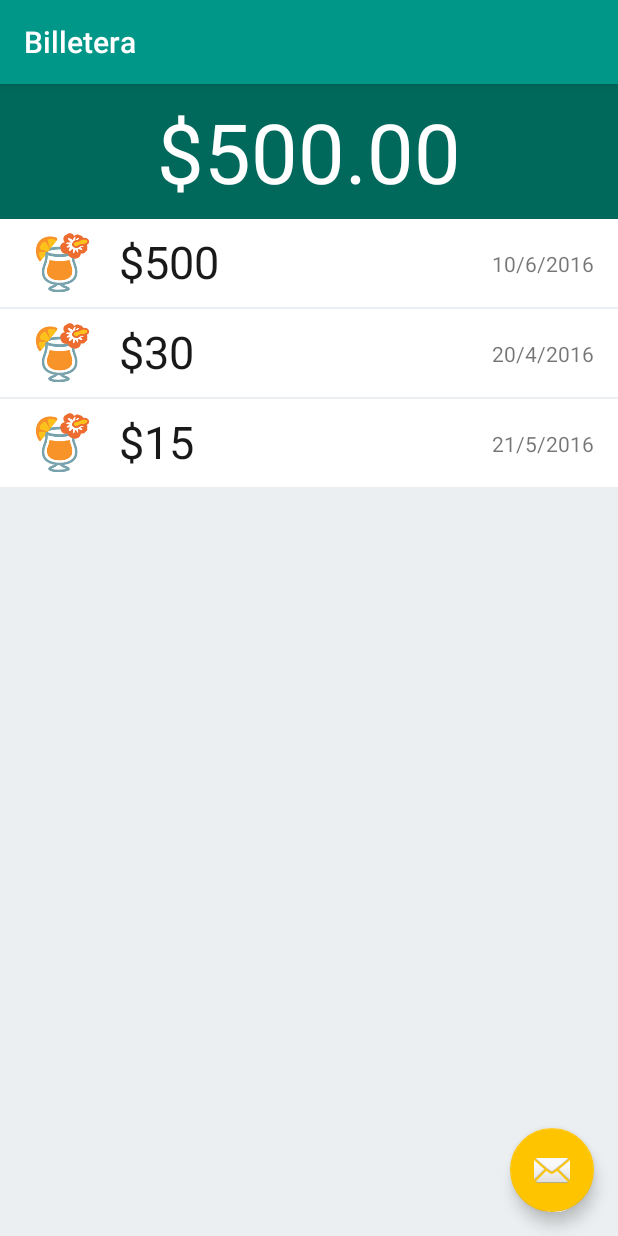
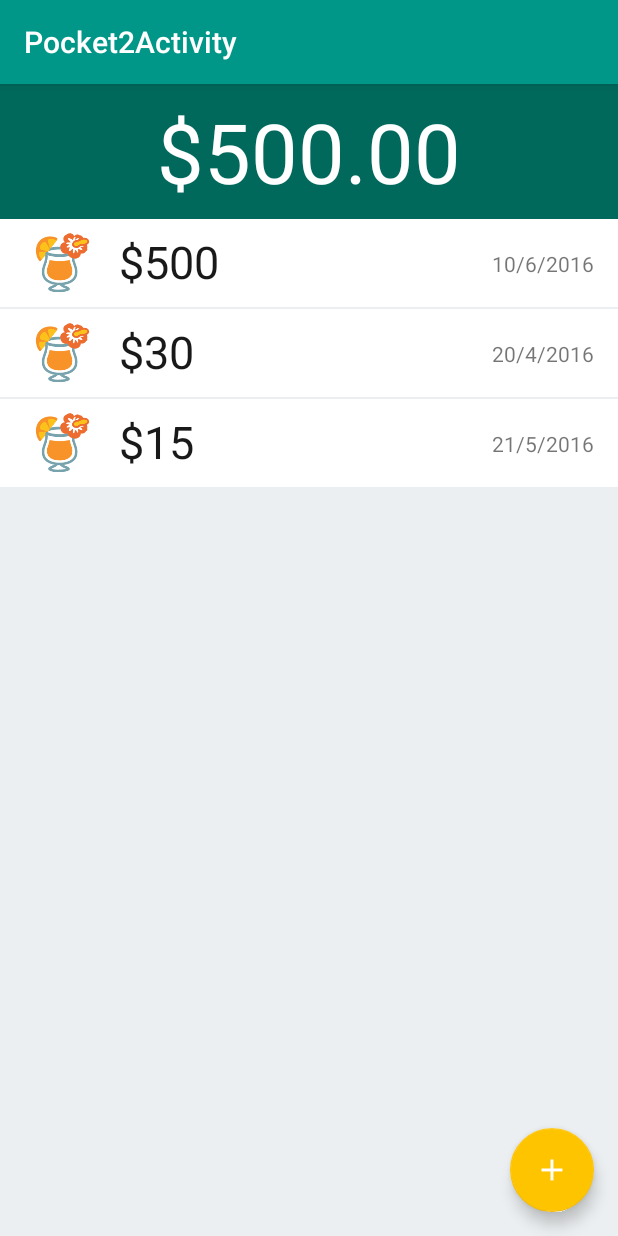
Before and after one commit to danifujii/Coute, an Android app: the PocketActivity screen opened directly, with no data from a screen before it, on a phone screen of 412 x 824 dp. Run offline under Robolectric (Android 15) with nearby library versions, the phone set to English and light mode, and no system bars; 2 statements that could not run were skipped.

Commit message:
Se puede transicionar al PocketActivity y el windowTitle es acorde al pocket.

```diff
--- a/app/src/main/java/com/example/daniel/projectnutella/MainActivity.java
+++ b/app/src/main/java/com/example/daniel/projectnutella/MainActivity.java
@@ -11,6 +11,7 @@ import android.support.v7.app.AppCompatActivity;
 import android.support.v7.widget.LinearLayoutManager;
 import android.support.v7.widget.RecyclerView;
 import android.support.v7.widget.Toolbar;
+import android.view.MotionEvent;
 import android.view.View;
 import android.view.Menu;
 import android.view.MenuItem;
--- a/app/src/main/java/com/example/daniel/projectnutella/PocketActivity.java
+++ b/app/src/main/java/com/example/daniel/projectnutella/PocketActivity.java
@@ -18,6 +18,8 @@ import java.util.List;
 
 public class PocketActivity extends AppCompatActivity {
 
+    private int pocketId;
+
     @Override
     protected void onCreate(Bundle savedInstanceState) {
 
@@ -27,6 +29,7 @@ public class PocketActivity extends AppCompatActivity {
         setSupportActionBar(toolbar);
 
         FloatingActionButton fab = (FloatingActionButton) findViewById(R.id.pocket_fab);
+        if (fab != null)
             fab.setOnClickListener(new View.OnClickListener() {
                 @Override
                 public void onClick(View view) {
@@ -35,14 +38,14 @@ public class PocketActivity extends AppCompatActivity {
                 }
             });
 
-        //CHANGE LATER WITH DB
-        setTitle("Billetera");
+        Bundle extras = getIntent().getExtras();
+        setTitle(extras.getString("TITLE"));
+        pocketId = extras.getInt("ID");
 
         List<Transaction> testList = new ArrayList<>();
         testList.add(new Transaction("$500","10/6/2016",0,0,true));
         testList.add(new Transaction("$30","20/4/2016",0,0,true));
         testList.add(new Transaction("$15","21/5/2016",0,0,true));
-        Log.d("Here",String.valueOf(testList.size()));
 
         RecyclerView rv = (RecyclerView) findViewById(R.id.history_recycler_view);
         rv.setHasFixedSize(true);
--- a/app/src/main/res/layout/activity_pocket.xml
+++ b/app/src/main/res/layout/activity_pocket.xml
@@ -29,6 +29,6 @@
         android:layout_height="wrap_content"
         android:layout_gravity="bottom|end"
         android:layout_margin="@dimen/fab_margin"
-        android:src="@android:drawable/ic_dialog_email" />
+        android:src="@drawable/ic_add_white_48dp" />
 
 </android.support.design.widget.CoordinatorLayout>
```
Also changed, not shown: app/src/main/java/com/example/daniel/projectnutella/adapter/PocketAdapter.java (+20 -0 lines), app/src/main/java/com/example/daniel/projectnutella/data/DbHelper.java (+11 -0 lines). Lines whose indentation alone changed are shown as unchanged.
